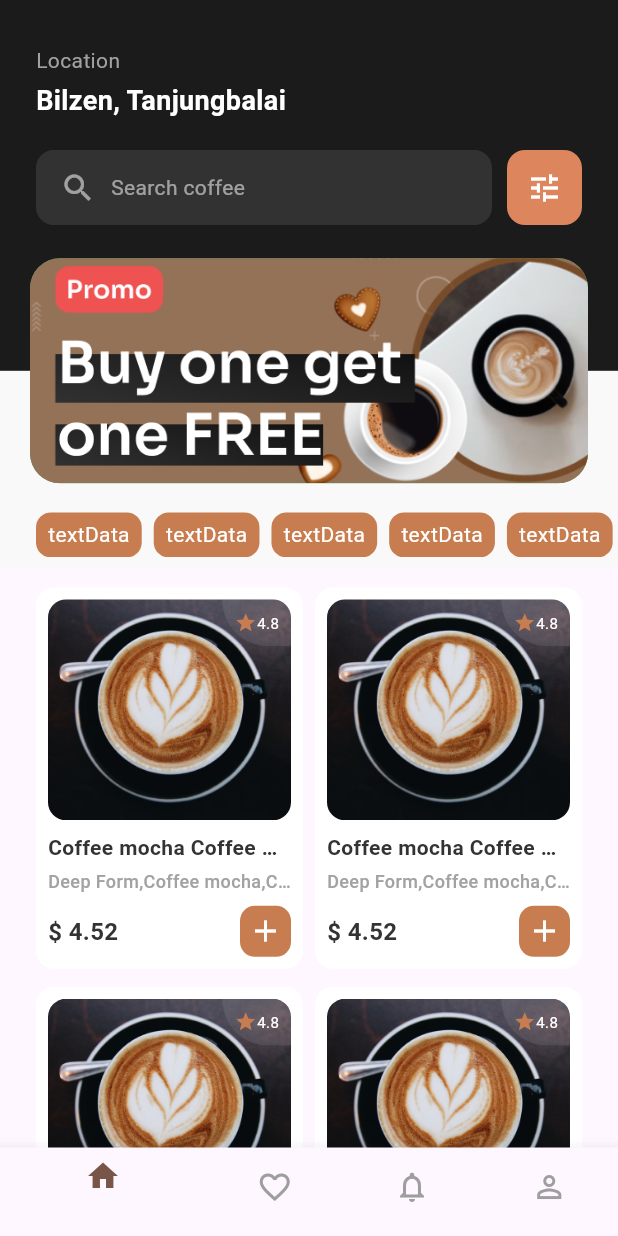
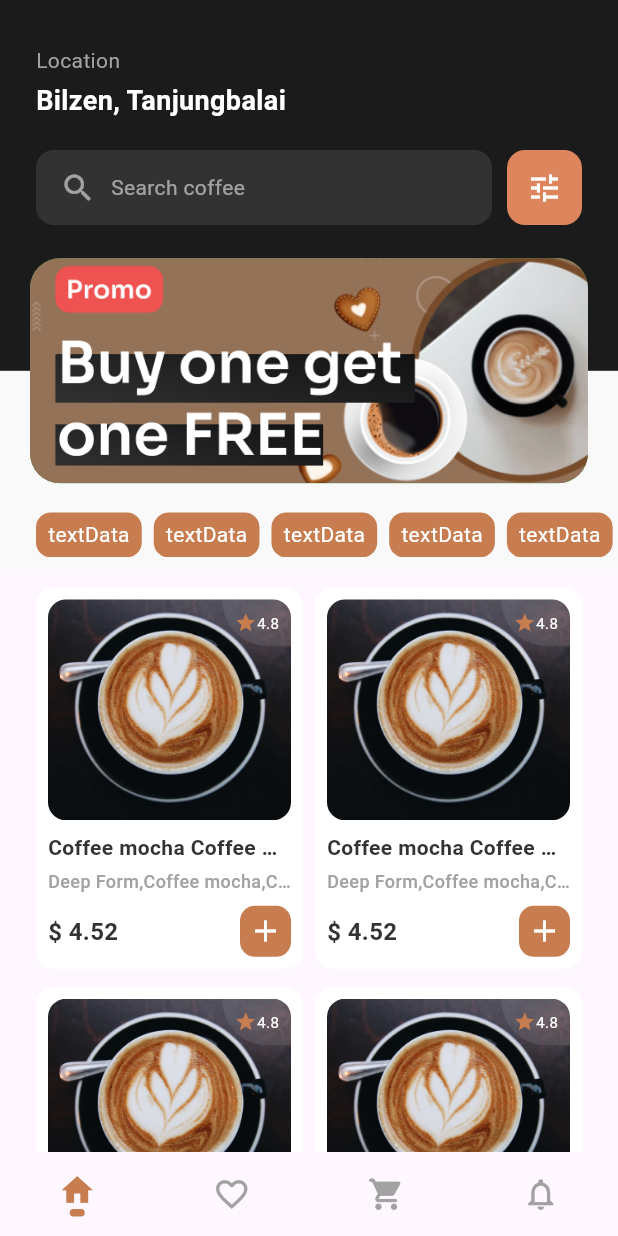
Before and after one commit to PyiTheimKyaw/coffee_shop, a Flutter app: the screen it shows after launch, after a tap on "Get Started", on a phone screen of 412 x 824 dp. Run offline on Flutter 3.47's test engine with Material 3 defaults, Android fonts, the phone set to English and light mode, and no system bars; our stand-ins replace device_preview, font_awesome_flutter, go_router, readmore.

Commit message:
implemented bottom navigation bar

```diff
--- a/lib/main.dart
+++ b/lib/main.dart
@@ -5,7 +5,7 @@ import 'package:flutter/foundation.dart';
 import 'package:flutter/material.dart';
 
 void main() {
-  runApp(DevicePreview(enabled: !kReleaseMode, builder: (context) => const MyApp()));
+  runApp(DevicePreview(enabled: kReleaseMode, builder: (context) => const MyApp()));
 }
 
 class MyApp extends StatelessWidget {
--- a/lib/pages/home_page.dart
+++ b/lib/pages/home_page.dart
@@ -13,9 +13,7 @@ class HomePage extends StatelessWidget {
 
   @override
   Widget build(BuildContext context) {
-    return SafeArea(
-      child: Scaffold(
-        body: CustomScrollView(
+    return CustomScrollView(
       slivers: [
         SliverAppBar(
           backgroundColor: AppColors.kAppBgColor,
@@ -80,32 +78,11 @@ class HomePage extends StatelessWidget {
             ),
           ),
         ),
-            // SliverList(
-            //   delegate: SliverChildBuilderDelegate((context, index) {
-            //     return Container(
-            //       height: 100,
-            //       margin: const EdgeInsets.only(bottom: AppDimens.kMargin16),
-            //       color: Colors.red,
-            //     );
-            //   }, childCount: 10),
-            // ),
       ],
-        ),
-        bottomNavigationBar: BottomNavigationBar(
-          currentIndex: 0,
-          selectedItemColor: Colors.brown,
-          unselectedItemColor: Colors.grey,
-          items: [
-            BottomNavigationBarItem(icon: Icon(Icons.home), label: ""),
-            BottomNavigationBarItem(icon: Icon(Icons.favorite_border), label: ""),
-            BottomNavigationBarItem(icon: Icon(Icons.notifications_none), label: ""),
-            BottomNavigationBarItem(icon: Icon(Icons.person_outline), label: ""),
-          ],
-        ),
-      ),
     );
   }
 }
+
 
 class _ProductItemView extends StatelessWidget {
   const _ProductItemView();
--- /dev/null
+++ b/lib/pages/index_page.dart
@@ -0,0 +1,94 @@
+import 'package:coffee_shop/pages/home_page.dart';
+import 'package:flutter/material.dart';
+
+import '../utils/colors.dart';
+import '../utils/dimens.dart';
+
+class IndexPage extends StatelessWidget {
+  const IndexPage({super.key});
+
+  @override
+  Widget build(BuildContext context) {
+    return SafeArea(
+      child: Scaffold(
+        body: HomePage(),
+        bottomNavigationBar: SizedBox(
+          height: kBottomNavigationBarHeight,
+          child: Row(
+            mainAxisSize: MainAxisSize.min,
+            crossAxisAlignment: CrossAxisAlignment.center,
+            children: [
+              _NavigationBarItemView(
+                icon: Icons.home,
+                index: 0,
+                isSelected: true,
+                onTapIndex: (index) {},
+              ),
+              _NavigationBarItemView(icon: Icons.favorite_border, index: 1, onTapIndex: (index) {}),
+              _NavigationBarItemView(
+                icon: Icons.shopping_cart_rounded,
+                index: 2,
+                onTapIndex: (index) {},
+              ),
+              _NavigationBarItemView(
+                icon: Icons.notifications_none,
+                index: 3,
+                onTapIndex: (index) {},
+              ),
+            ],
+          ),
+        ),
+      ),
+    );
+  }
+}
+
+class _NavigationBarItemView extends StatelessWidget {
+  const _NavigationBarItemView({
+    this.isSelected = false,
+    required this.icon,
+    required this.index,
+    required this.onTapIndex,
+  });
+
+  final IconData icon;
+  final int index;
+  final bool? isSelected;
+  final Function(int) onTapIndex;
+
+  @override
+  Widget build(BuildContext context) {
+    return Expanded(
+      child: GestureDetector(
+        onTap: () {
+          onTapIndex(index);
+        },
+        child: AnimatedContainer(
+          duration: Duration(milliseconds: 200),
+          child: Column(
+            mainAxisSize: MainAxisSize.min,
+            children: [
+              Icon(
+                icon,
+                size: AppDimens.kBottomNavIconSize,
+                color: (isSelected ?? false) ? AppColors.kPrimaryColor : AppColors.kGreyColor,
+              ),
+
+              Visibility(
+                visible: isSelected ?? false,
+                child: Container(
+                  height: 5,
+                  width: 10,
+                  decoration: BoxDecoration(
+                    color: AppColors.kPrimaryColor,
+                    borderRadius: BorderRadius.circular(AppDimens.kRadius30),
+                  ),
+                ),
+              ),
+            ],
+          ),
+        ),
+      ),
+    );
+  }
+}
--- a/lib/pages/on_boarding_page.dart
+++ b/lib/pages/on_boarding_page.dart
@@ -75,7 +75,7 @@ class _OnBoardingResponsiveView extends StatelessWidget {
 
                     onTapBtn: () {
                       //navigate to home page
-                      context.goNamed(RouteConstants.kRouteHome);
+                      context.goNamed(RouteConstants.kRouteIndex);
                     },
                     btnTextColor: AppColors.kWhiteColor,
                   ),
--- a/lib/utils/app_router.dart
+++ b/lib/utils/app_router.dart
@@ -1,3 +1,4 @@
+import 'package:coffee_shop/pages/index_page.dart';
 import 'package:go_router/go_router.dart';
 import '../pages/detail_page.dart';
 import '../pages/home_page.dart';
@@ -15,9 +16,9 @@ class AppRouter {
         builder: (context, state) => const OnBoardingPage(),
       ),
       GoRoute(
-        name: RouteConstants.kRouteHome,
-        path: '/home',
-        builder: (context, state) => const HomePage(),
+        name: RouteConstants.kRouteIndex,
+        path: '/index',
+        builder: (context, state) => const IndexPage(),
         routes: [
           GoRoute(
             name: RouteConstants.kRouteDetails,
--- a/lib/utils/dimens.dart
+++ b/lib/utils/dimens.dart
@@ -51,4 +51,6 @@ class AppDimens {
   static const double kDetailBuyBtnMobileSize = 50.0;
   static const double kDetailBuyBtnTabletSize = 80.0;
   static const double kOrderTabOptionHeight = 60.0;
+  static const double kBottomNavIconSize = 25.0;
+
 }
--- a/lib/utils/route_constants.dart
+++ b/lib/utils/route_constants.dart
@@ -1,5 +1,6 @@
 class RouteConstants {
   static const String kRouteOnBoarding = '/';
+  static const String kRouteIndex = '/index';
   static const String kRouteHome = '/home';
   static const String kRouteDetails = 'detail';
   static const String kRouteOrder = "order";
```
Lines whose indentation alone changed are shown as unchanged.
